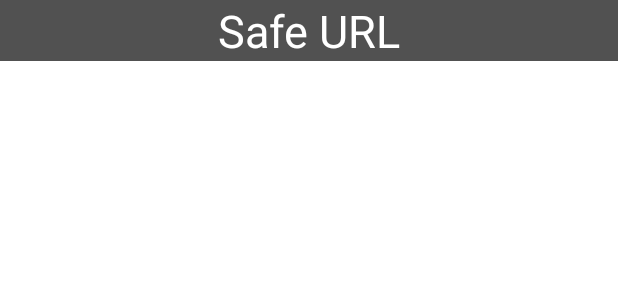
After one commit to kirthikalikar/HawkEye, an Android app: the layout safe_url_view.xml on its own in the app's theme, with its tools: preview values and no code run, on a phone screen of 412 x 824 dp. The commit adds this screen. Shown: the top 300 px of the screen. Run offline under Robolectric (Android 15) with nearby library versions, the phone set to English and light mode, and no system bars.

Commit message:
implemented loading threat type layout based on risk factor

```diff
--- a/app/src/main/res/layout/safe_url_card.xml
+++ /dev/null
@@ -1,6 +0,0 @@
-<?xml version="1.0" encoding="utf-8"?>
-<androidx.constraintlayout.widget.ConstraintLayout xmlns:android="http://schemas.android.com/apk/res/android"
-    android:layout_width="match_parent"
-    android:layout_height="match_parent">
-
-</androidx.constraintlayout.widget.ConstraintLayout>
--- /dev/null
+++ b/app/src/main/res/layout/safe_url_view.xml
@@ -0,0 +1,20 @@
+<?xml version="1.0" encoding="utf-8"?>
+<androidx.constraintlayout.widget.ConstraintLayout xmlns:android="http://schemas.android.com/apk/res/android"
+    xmlns:app="http://schemas.android.com/apk/res-auto"
+    xmlns:tools="http://schemas.android.com/tools"
+    android:layout_width="match_parent"
+    android:layout_height="wrap_content"
+    android:background="@color/grey">
+
+    <TextView
+        android:id="@+id/safeUrlTv"
+        android:layout_width="wrap_content"
+        android:layout_height="wrap_content"
+        android:text="Safe URL"
+        android:textSize="30dp"
+        android:textColor="@color/white"
+        app:layout_constraintEnd_toEndOf="parent"
+        app:layout_constraintStart_toStartOf="parent"
+        app:layout_constraintTop_toTopOf="parent"
+        />
+</androidx.constraintlayout.widget.ConstraintLayout>
--- a/app/src/main/res/values/strings.xml
+++ b/app/src/main/res/values/strings.xml
@@ -1,4 +1,4 @@
 <resources>
     <string name="app_name">VirtualTrafficLightsURLVerifier</string>
-    <string name="url">https://www.ipqualityscore.com/api/json/url/</string>
+    <string name="url">https://www.ipqualityscore.com/api/json/url/lbiV5Yf08Gz0QI65uWVYp2eI3AWN2RqQ/</string>
 </resources>
```
Also changed, not shown: app/src/main/java/com/example/virtualtrafficlightsurlverifier/fragments/GetUrlFragment.kt (+23 -15 lines), app/src/main/res/layout/danger_url_view.xml (added, +19 -0 lines), app/src/main/res/layout/fragment_get_url.xml (+13 -12 lines), app/src/main/res/layout/warning_url_view.xml (added, +19 -0 lines).
